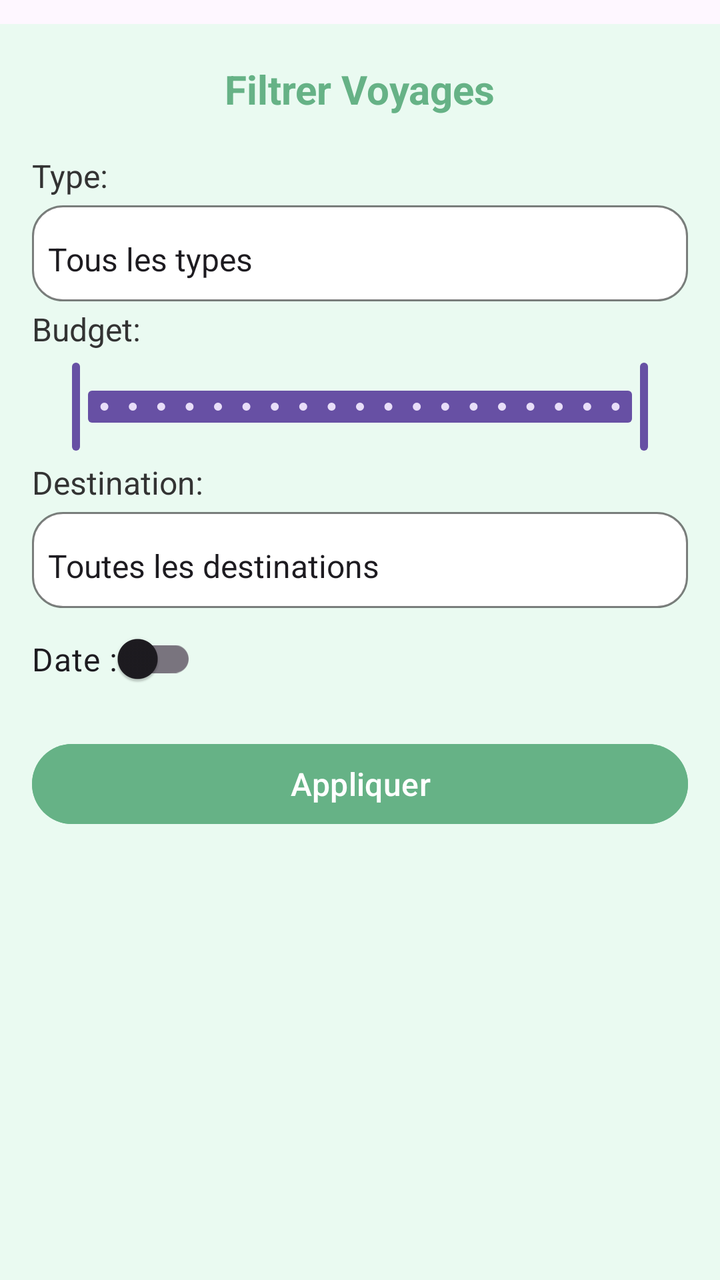
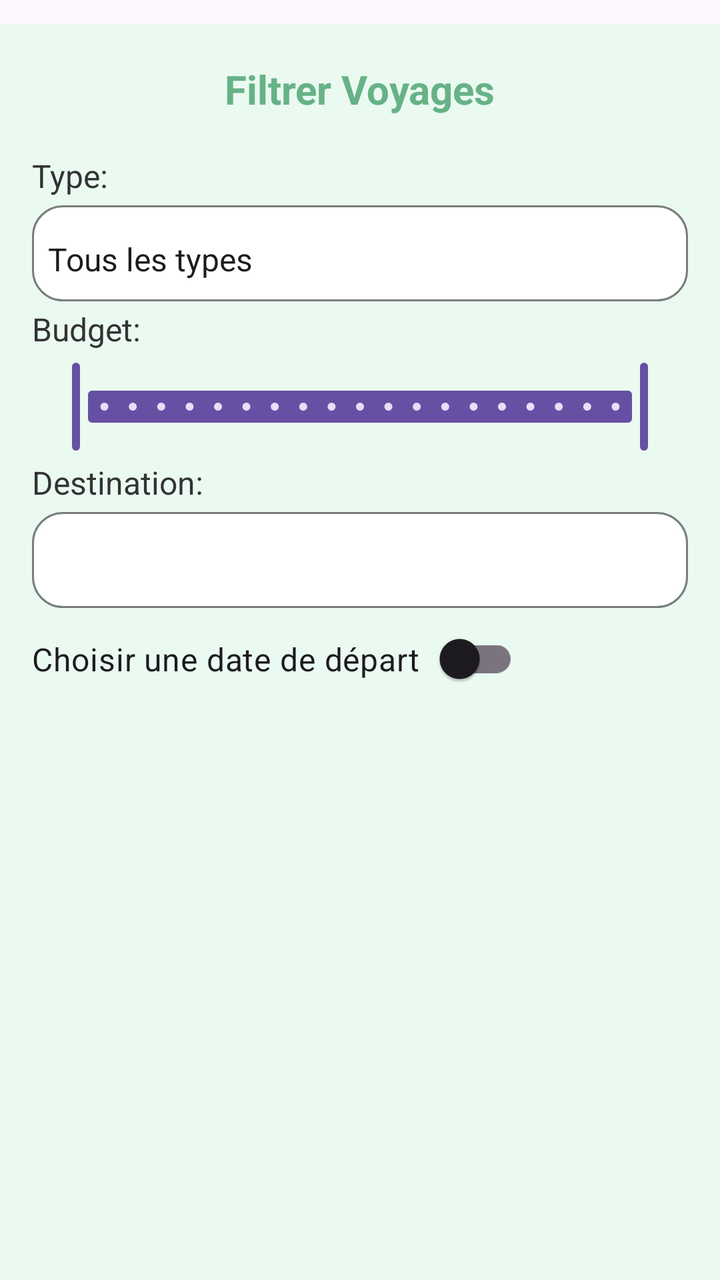

Compare the two renders of this Android layout. The source of the first and the diff that turns it into the second are given below.
<!-- AndroidManifest.xml: application theme Theme.AgenceTouristique7 -->
<!-- res/layout/popup_filtre.xml -->
<?xml version="1.0" encoding="utf-8"?>
<LinearLayout xmlns:android="http://schemas.android.com/apk/res/android"
    android:layout_width="wrap_content"
    android:layout_height="wrap_content"
    android:minWidth="280dp"
    xmlns:app="http://schemas.android.com/apk/res-auto"
    android:background="#EAFAF1"
    android:orientation="vertical"
    android:padding="16dp">

    <TextView
        android:layout_width="wrap_content"
        android:layout_height="wrap_content"
        android:layout_gravity="center_horizontal"
        android:layout_marginBottom="16dp"
        android:text="@string/filtrer_voyages"
        android:textColor="@color/colorPrimary"
        android:textSize="20sp"
        android:textStyle="bold" />


    <TextView
        android:layout_width="wrap_content"
        android:layout_height="wrap_content"
        android:layout_marginBottom="4dp"
        android:text="@string/type_label"
        android:textColor="@color/black_text"
        android:textSize="16sp" />

    <Spinner
        android:id="@+id/popupTypeSpinner"
        android:layout_width="match_parent"
        android:layout_height="wrap_content"
        android:background="@drawable/spinner_background"
        android:entries="@array/type_options"
        android:minHeight="48dp"
        android:prompt="@string/type_filter"
        android:spinnerMode="dropdown" />


    <TextView
        android:layout_width="wrap_content"
        android:layout_height="wrap_content"
        android:layout_marginBottom="4dp"
        android:text="@string/budget_label"
        android:textColor="@color/black_text"
        android:textSize="16sp" />

    <com.google.android.material.slider.RangeSlider
        android:id="@+id/popupBudgetSlider"
        android:layout_width="match_parent"
        android:layout_height="wrap_content"
        android:stepSize="100.0"
        android:valueFrom="0.0"
        android:valueTo="2000.0"
        app:values="@array/slider_values" />

    <TextView
        android:layout_width="wrap_content"
        android:layout_height="wrap_content"
        android:text="@string/destination_label"
        android:textColor="@color/black_text"
        android:textSize="16sp"
        android:layout_marginBottom="4dp"/>

    <Spinner
        android:id="@+id/popupDestinationSpinner"
        android:layout_width="match_parent"
        android:layout_height="wrap_content"
        android:minHeight="48dp"
        android:entries="@array/destination_options"
        android:prompt="@string/pays_filter"
        android:spinnerMode="dropdown"
        android:background="@drawable/spinner_background"/>

    <androidx.appcompat.widget.SwitchCompat
        android:id="@+id/popupDateSwitch"
        android:layout_width="wrap_content"
        android:layout_height="wrap_content"
        android:textSize="16sp"
        android:text="@string/date"
        android:checked="false"/>

    <DatePicker
        android:id="@+id/popupDatePicker"
        android:layout_width="wrap_content"
        android:layout_height="wrap_content"
        android:visibility="gone"
        android:datePickerMode="spinner"
        android:calendarViewShown="false"
        android:minDate="today" />

    <Button
        android:id="@+id/popupFilterButton"
        android:layout_width="match_parent"
        android:layout_height="wrap_content"
        android:layout_marginTop="16dp"
        android:backgroundTint="@color/colorPrimary"
        android:text="@string/appliquer_filtres"
        android:textColor="#FFFFFF"
        android:textSize="16sp" />

</LinearLayout>
<!-- resources referenced by this layout -->
<resources>
  <string-array name="destination_options">
          <item>Toutes les destinations</item>
          <item>Paris</item>
          <item>Rome</item>
          <item>Tokyo</item>
      </string-array>
  <array name="slider_values">
          <item>0.0</item>
          <item>2000.0</item>
      </array>
  <string-array name="type_options">
          <item>Tous les types</item>
          <item>Culturel</item>
          <item>Aventure</item>
          <item>Bien-être</item>
          <item>Nature</item>
      </string-array>
  <color name="black_text">#333333</color>
  <color name="colorPrimary">#66B286</color>
  <!-- drawable spinner_background (drawable) -->
  <?xml version="1.0" encoding="utf-8"?>
  <selector xmlns:android="http://schemas.android.com/apk/res/android">
      <item android:state_enabled="true">
          <shape android:shape="rectangle">
              <solid android:color="#FFFFFF" />
              <corners android:radius="15dp" />
              <stroke android:color="#80000000" android:width="1dp"/>
          </shape>
      </item>
  </selector>
  <string name="appliquer_filtres">Appliquer</string>
  <string name="budget_label">Budget:</string>
  <string name="date">Date :</string>
  <string name="destination_label">Destination:</string>
  <string name="filtrer_voyages">Filtrer Voyages</string>
  <string name="pays_filter">Filtrer par pays…</string>
  <string name="type_filter">Filtrer par type…</string>
  <string name="type_label">Type:</string>
  <style name="Theme.AgenceTouristique7" parent="Base.Theme.AgenceTouristique7" />
  <style name="Base.Theme.AgenceTouristique7" parent="Theme.Material3.DayNight.NoActionBar">
          <item name="android:windowLightStatusBar">true</item>
          <item name="android:windowActionBarOverlay">true</item>
          <item name="android:paddingTop">3dp</item>
      </style>
</resources>

<!-- the commit's change to res/layout/popup_filtre.xml (unified diff, before → after) -->
@@ -68,7 +68,6 @@
         android:layout_width="match_parent"
         android:layout_height="wrap_content"
         android:minHeight="48dp"
-        android:entries="@array/destination_options"
         android:prompt="@string/pays_filter"
         android:spinnerMode="dropdown"
         android:background="@drawable/spinner_background"/>
@@ -78,7 +77,8 @@
         android:layout_width="wrap_content"
         android:layout_height="wrap_content"
         android:textSize="16sp"
-        android:text="@string/date"
+        android:text="@string/choisir_date_depart"
+        app:switchPadding="10dp"
         android:checked="false"/>
 
     <DatePicker
@@ -90,14 +90,4 @@
         android:calendarViewShown="false"
         android:minDate="today" />
 
-    <Button
-        android:id="@+id/popupFilterButton"
-        android:layout_width="match_parent"
-        android:layout_height="wrap_content"
-        android:layout_marginTop="16dp"
-        android:backgroundTint="@color/colorPrimary"
-        android:text="@string/appliquer_filtres"
-        android:textColor="#FFFFFF"
-        android:textSize="16sp" />
-
 </LinearLayout>
<!-- resource entries referenced after the edit -->
@@ -1,11 +1,5 @@
 <!-- resources referenced by this layout -->
 <resources>
-  <string-array name="destination_options">
-          <item>Toutes les destinations</item>
-          <item>Paris</item>
-          <item>Rome</item>
-          <item>Tokyo</item>
-      </string-array>
   <array name="slider_values">
           <item>0.0</item>
           <item>2000.0</item>
@@ -30,9 +24,8 @@
           </shape>
       </item>
   </selector>
-  <string name="appliquer_filtres">Appliquer</string>
   <string name="budget_label">Budget:</string>
-  <string name="date">Date :</string>
+  <string name="choisir_date_depart">Choisir une date de départ </string>
   <string name="destination_label">Destination:</string>
   <string name="filtrer_voyages">Filtrer Voyages</string>
   <string name="pays_filter">Filtrer par pays…</string>
